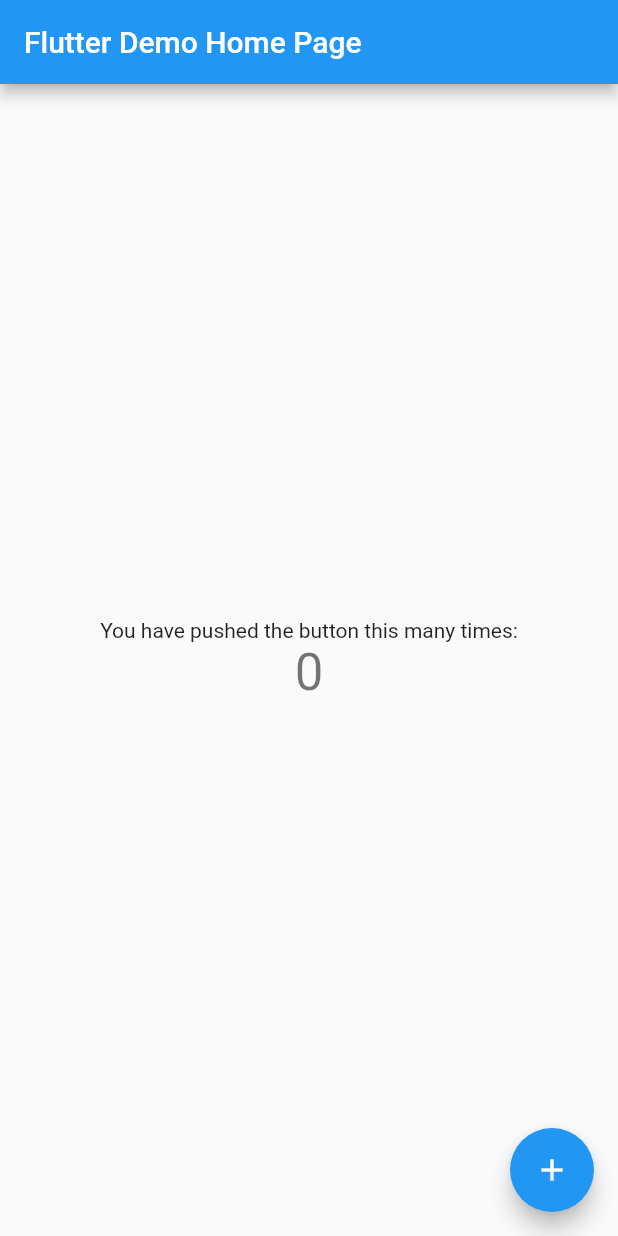
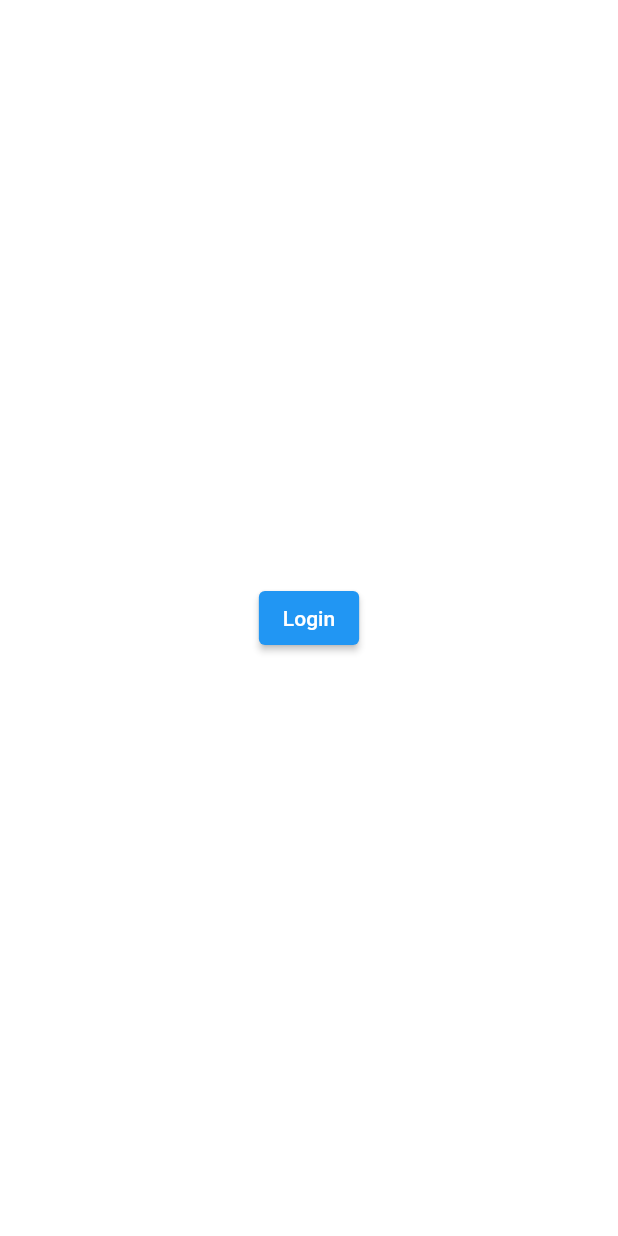
Before and after one commit to FarhanAR09/project_purify, a Flutter app: the screen it shows after launch, on a phone screen of 412 x 824 dp. Run offline on Flutter 3.47's test engine with Material 2 defaults, Android fonts, the phone set to English and light mode, and no system bars.

Commit message:
added provider

```diff
--- a/lib/main.dart
+++ b/lib/main.dart
@@ -1,4 +1,5 @@
 import 'package:flutter/material.dart';
+import 'package:project_purify/screens/login_screen.dart';
 
 void main() {
   runApp(const MyApp());
@@ -24,7 +25,7 @@ class MyApp extends StatelessWidget {
         // is not restarted.
         primarySwatch: Colors.blue,
       ),
-      home: const MyHomePage(title: 'Flutter Demo Home Page'),
+      home: LoginScreen(),
     );
   }
 }
--- a/lib/screens/child_profile_screen.dart
+++ b/lib/screens/child_profile_screen.dart
@@ -0,0 +1 @@
+import 'package:flutter/material.dart';
--- a/lib/screens/login_screen.dart
+++ b/lib/screens/login_screen.dart
@@ -0,0 +1,22 @@
+import 'package:flutter/material.dart';
+import 'package:project_purify/screens/home_screen.dart';
+
+class LoginScreen extends StatelessWidget{
+  @override
+  Widget build(BuildContext context) {
+    return Center(
+      child: SizedBox(
+          child: ElevatedButton(
+            child: const Text(
+                "Login"
+            ),
+            onPressed: (){
+              //TODO: bikin sistem profil buat if di sini. kalo belum punya profil bayi (null), gas ke bikin profil
+              Navigator.push(context, MaterialPageRoute(builder: (context) => HomeScreen()));
+            },
+          ),
+      )
+    );
+  }
+
+}
--- a/pubspec.yaml
+++ b/pubspec.yaml
@@ -36,6 +36,7 @@ dependencies:
   # The following adds the Cupertino Icons font to your application.
   # Use with the CupertinoIcons class for iOS style icons.
   cupertino_icons: ^1.0.2
+  provider: ^6.0.5
 
 dev_dependencies:
   flutter_test:
```
Also changed, not shown: lib/screens/home_screen.dart (+35 -0 lines), pubspec.lock.
